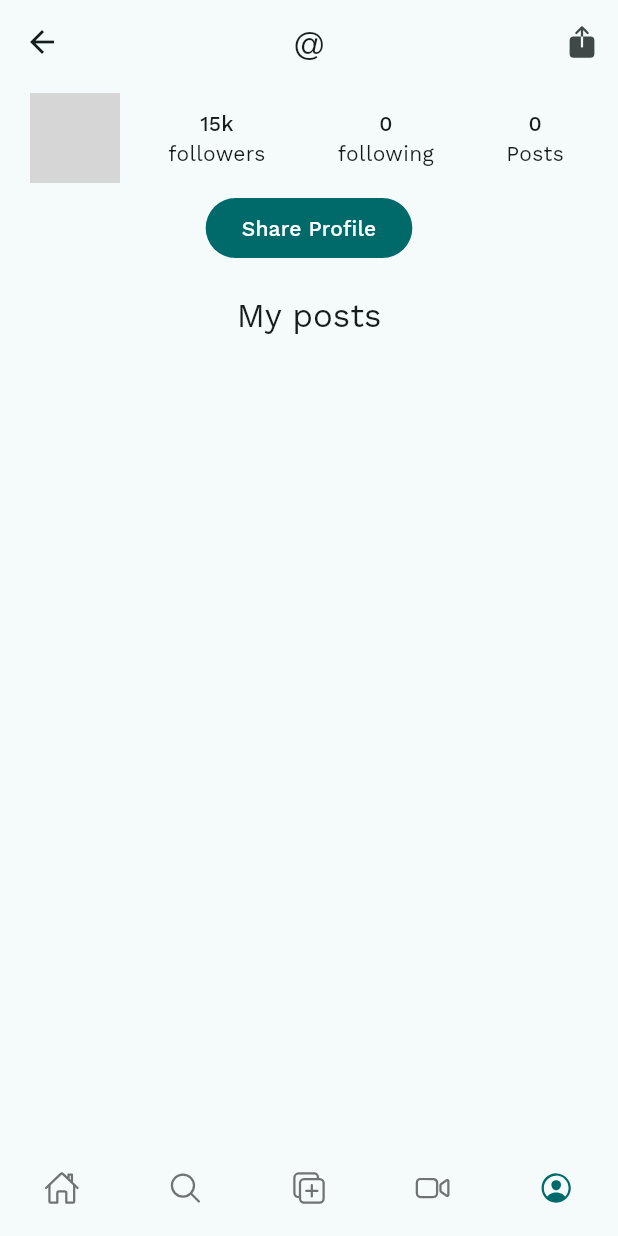
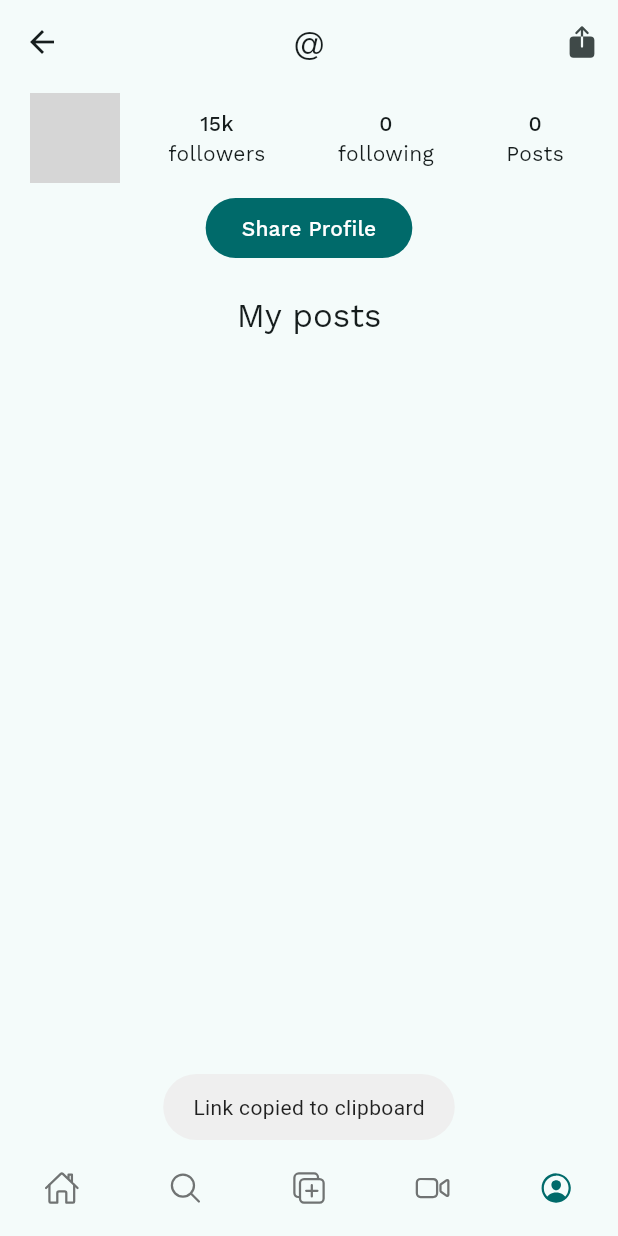
Before and after one commit to IamMuuo/squiba, a Flutter app: the LayoutScreen screen opened directly, item 5 of the bottom bar chosen, after a tap on "Share Profile", on a phone screen of 412 x 824 dp. Run offline on Flutter 3.47's test engine with Material 3 defaults, Android fonts, the phone set to English and light mode, and no system bars; drawn by our look-alikes of cached_network_image; our stand-ins replace dartz, fluttertoast, google_fonts, image_picker, ionicons, lottie and 4 more; missing offline and left inert: crop_image; accounts and stored records are empty; network calls fail; grey boxes are pictures that could not be loaded.

```diff
--- a/lib/models/services/post_service.dart
+++ b/lib/models/services/post_service.dart
@@ -19,6 +19,22 @@ class PostServixe with ApiService {
         pp.add(Post.fromJson(story));
       }
       return Right(pp);
+    } catch (e) {
+      return Left(Exception(e.toString()));
+    }
+  }
+
+  Future<Either<Exception, List<Post>>> fetchFeaturedPosts() async {
+    try {
+      final response =
+          await get(Uri.parse("${ApiService.urlPrefix}/posts/featured"));
+
+      if (response.statusCode != 200) {
+        return left(Exception(response.body));
+      }
+      List<Map<String, dynamic>> posts =
+          jsonDecode(response.body).cast<Map<String, dynamic>>();
+      return right(posts.map((e) => Post.fromJson(e)).toList());
     } catch (e) {
       return Left(Exception(e.toString()));
     }
--- a/lib/models/services/service.dart
+++ b/lib/models/services/service.dart
@@ -4,4 +4,5 @@ mixin ApiService {
   };
 
   static const String urlPrefix = "http://squiba.erick.serv00.net";
+  // static const String urlPrefix = "http://localhost:8000";
 }
--- a/lib/models/services/user_service.dart
+++ b/lib/models/services/user_service.dart
@@ -22,6 +22,21 @@ class UserService with ApiService {
           "Host resolution error please check your internet connection and try again",
         ),
       );
+    }
+  }
+
+  Future<Either<Exception, List<User>>> fetchFeaturedUser() async {
+    try {
+      final response =
+          await get(Uri.parse("${ApiService.urlPrefix}/users/featured"));
+      if (response.statusCode == 200) {
+        final List<Map<String, dynamic>> data =
+            json.decode(response.body).cast<Map<String, dynamic>>();
+        return right(data.map((e) => User.fromJson(e)).toList());
+      }
+      return left(Exception("Failed to fetch featured users"));
+    } catch (e) {
+      return left(Exception(e));
     }
   }
 
--- a/lib/providers/posts_provider.dart
+++ b/lib/providers/posts_provider.dart
@@ -27,6 +27,20 @@ class PostProvider extends ChangeNotifier {
       },
       (r) {
         currentUserPostCount = r.length;
+        return r;
+      },
+    );
+  }
+
+  Future<List<Post>> fetchFeaturedPosts() async {
+    final response = await _postService.fetchFeaturedPosts();
+    return response.fold(
+      (l) {
+        print(l.toString());
+        Fluttertoast.showToast(msg: l.toString());
+        return List.empty();
+      },
+      (r) {
         return r;
       },
     );
--- a/lib/providers/user_provider.dart
+++ b/lib/providers/user_provider.dart
@@ -26,6 +26,18 @@ class UserProvider extends ChangeNotifier {
 
   Future<bool> logout() async {
     return await UserPersistence().logout();
+  }
+
+  Future<List<User>> fetchFeaturedUsers() async {
+    final result = await _userService.fetchFeaturedUser();
+
+    return result.fold(
+      (l) {
+        Fluttertoast.showToast(msg: l.toString());
+        return List.empty();
+      },
+      (r) => r,
+    );
   }
 
   Future<bool> login(String email, String password) async {
--- /dev/null
+++ b/lib/screens/discover_page.dart
@@ -0,0 +1,115 @@
+import 'package:squiba/barrel/barrel.dart';
+import 'package:squiba/providers/posts_provider.dart';
+import 'package:squiba/widgets/post_widget.dart';
+import 'package:squiba/widgets/skeletons/story_widget_skeleton.dart';
+
+class DiscoverPage extends StatelessWidget {
+  const DiscoverPage({super.key});
+
+  @override
+  Widget build(BuildContext context) {
+    final searchController = TextEditingController();
+    final postProvider = Provider.of<PostProvider>(context);
+    final userProvider = Provider.of<UserProvider>(context);
+
+    return CustomScrollView(
+      slivers: [
+        SliverAppBar(
+          actions: [
+            IconButton(
+              onPressed: () {},
+              icon: const Icon(Ionicons.search),
+            ),
+          ],
+          title: TextField(
+            controller: searchController,
+            decoration: const InputDecoration(
+              hintText: "Search for someone",
+            ),
+          ),
+        ),
+        SliverToBoxAdapter(
+          child: Padding(
+            padding: const EdgeInsets.all(16),
+            child: Text(
+              "Featured Users",
+              style: Theme.of(context).textTheme.titleLarge,
+              textAlign: TextAlign.center,
+            ),
+          ),
+        ),
+        SliverToBoxAdapter(
+          child: SizedBox(
+            height: 120,
+            width: MediaQuery.of(context).size.width,
+            child: FutureBuilder(
+              future: userProvider.fetchFeaturedUsers(),
+              builder: (context, snapshot) {
+                if (snapshot.connectionState != ConnectionState.done) {
+                  return ListView.builder(
+                    scrollDirection: Axis.horizontal,
+                    itemBuilder: (context, index) =>
+                        const StoryWidgetSkeleton(),
+                    itemCount: 5,
+                  );
+                }
+                return ListView.builder(
+                  scrollDirection: Axis.horizontal,
+                  itemCount: snapshot.data!.length,
+                  itemBuilder: (context, index) => Column(
+                    children: [
+                      CircleAvatar(
+                        radius: 40,
+                        child: ClipRRect(
+                          borderRadius: BorderRadius.circular(50),
+                          child: CachedNetworkImage(
+                              imageUrl: snapshot.data![index].profilePhoto ??
+                                  "https://i.pinimg.com/564x/20/05/e2/2005e27a39fa5f6d97b2e0a95233b2be.jpg"),
+                        ),
+                      ),
+                      Text(snapshot.data![index].username)
+                    ],
+                  ),
+                );
+              },
+            ),
+          ),
+        ),
+        SliverToBoxAdapter(
+          child: Padding(
+            padding: const EdgeInsets.all(16),
+            child: Text(
+              "Featured Posts",
+              style: Theme.of(context).textTheme.titleLarge,
+              textAlign: TextAlign.center,
+            ),
+          ),
+        ),
+        SliverFillRemaining(
+          hasScrollBody: true,
+          child: FutureBuilder(
+            future: postProvider.fetchFeaturedPosts(),
+            builder: (context, snapshot) {
+              if (snapshot.connectionState != ConnectionState.done) {
+                return Column(
+                  children: [
+                    Lottie.asset(
+                      "assets/lottie/loading.json",
+                      height: 80,
+                    ),
+                    const Text("Fetching featured posts")
+                  ],
+                );
+              }
+              return ListView.builder(
+                itemCount: snapshot.data!.length,
+                itemBuilder: (context, index) =>
+                    PostWidget(post: snapshot.data![index]),
+              );
+            },
+          ),
+        )
+      ],
+    );
+  }
+}
--- a/lib/screens/home_screen.dart
+++ b/lib/screens/home_screen.dart
@@ -35,9 +35,7 @@ class HomeScreen extends StatelessWidget {
               ),
               actions: [
                 IconButton(
-                  onPressed: () {
-                    print(userProvider.user.id);
-                  },
+                  onPressed: () {},
                   icon: const Icon(Ionicons.heart_outline),
                 ),
                 IconButton(
--- a/lib/screens/layout_screen.dart
+++ b/lib/screens/layout_screen.dart
@@ -1,4 +1,5 @@
 import 'package:squiba/barrel/barrel.dart';
+import 'package:squiba/screens/discover_page.dart';
 import 'package:squiba/screens/gallery_page.dart';
 import 'package:squiba/screens/reels_page.dart';
 
@@ -14,9 +15,7 @@ class _LayoutScreenState extends State<LayoutScreen> {
 
   final List<Widget> pages = const [
     HomeScreen(),
-    Center(
-      child: Text("Discover"),
-    ),
+    DiscoverPage(),
     GalleryScreen(),
     ReelsPage(),
     ProfilePage(),
--- a/lib/screens/profile_page.dart
+++ b/lib/screens/profile_page.dart
@@ -58,7 +58,12 @@ class ProfilePage extends StatelessWidget {
                 ],
               ),
               FilledButton(
-                  onPressed: () {}, child: const Text("Share Profile")),
+                  onPressed: () {
+                    Fluttertoast.showToast(
+                      msg: "Link copied to clipboard",
+                    );
+                  },
+                  child: const Text("Share Profile")),
               const SizedBox(
                 height: 20,
               ),
--- a/lib/screens/reels_page.dart
+++ b/lib/screens/reels_page.dart
@@ -1,8 +1,12 @@
+import 'package:flutter/material.dart';
 import 'package:squiba/barrel/barrel.dart';
 import 'package:video_player/video_player.dart';
 import 'dart:io';
 
 final x = [
+  "https://video.blender.org/download/videos/ac71efff-5e26-440b-8c38-dd1f5b598e02-1080.mp4",
+  "https://video.blender.org/download/videos/ee623d80-fd8d-4a2a-8aae-1f5acf796f27-1080.mp4",
+  "https://video.blender.org/download/videos/23f3ef79-15dc-44c5-aa45-cf92e78a4509-1080.mp4",
   "http://commondatastorage.googleapis.com/gtv-videos-bucket/sample/BigBuckBunny.mp4",
   "http://commondatastorage.googleapis.com/gtv-videos-bucket/sample/ElephantsDream.mp4",
 ];
@@ -15,14 +19,110 @@ class ReelsPage extends StatefulWidget {
 }
 
 class _ReelsPageState extends State<ReelsPage> {
+  late VideoPlayerController _videoPlayerController;
+  bool _isPlaying = false;
+  @override
+  void initState() {
+    super.initState();
+    _videoPlayerController = VideoPlayerController.networkUrl(Uri.parse(x[0]))
+      ..initialize().then(
+        (value) => setState(
+          () {
+            _isPlaying = false;
+            _videoPlayerController.pause();
+          },
+        ),
+      );
+  }
+
+  @override
+  void dispose() {
+    _videoPlayerController.dispose();
+    super.dispose();
+  }
+
   @override
   Widget build(BuildContext context) {
     return Scaffold(
+      backgroundColor: Colors.black,
       body: Platform.isAndroid
-          ? PageView.builder(
-              itemBuilder: (context, index) => Container(
-                child: _buildVideoPlayer(
-                  x[index],
+          ? Focus(
+            onFocusChange: (value){
+              if(!value){
+                _videoPlayerController.pause();
+              }
+            },
+              child: PageView.builder(
+                scrollDirection: Axis.vertical,
+                itemCount: x.length,
+                onPageChanged: (value) {
+                  _videoPlayerController.pause();
+                  _videoPlayerController =
+                      VideoPlayerController.networkUrl(Uri.parse(x[value]))
+                        ..initialize().then(
+                          (value) => setState(
+                            () {
+                              _videoPlayerController.play();
+                            },
+                          ),
+                        );
+                },
+                itemBuilder: (context, index) => GestureDetector(
+                  onTap: () {
+                    if (_isPlaying) {
+                      _videoPlayerController.pause();
+                      _isPlaying = false;
+                    } else {
+                      _videoPlayerController.play();
+                      _isPlaying = true;
+                    }
+                  },
+                  child: Stack(
+                    children: [
+                      Center(
+                        child: AspectRatio(
+                          aspectRatio: _videoPlayerController.value.aspectRatio,
+                          child: VideoPlayer(_videoPlayerController),
+                        ),
+                      ),
+                      Positioned(
+                        bottom: 10,
+                        right: 10,
+                        child: SizedBox(
+                          height: 200,
+                          child: Column(children: [
+                            IconButton(
+                              icon: const Icon(
+                                Ionicons.heart,
+                                color: Colors.white,
+                              ),
+                              onPressed: () {
+                                setState(() {});
+                              },
+                            ),
+                            IconButton(
+                              icon: const Icon(
+                                Ionicons.musical_note,
+                                color: Colors.white,
+                              ),
+                              onPressed: () {
+                                setState(() {});
+                              },
+                            ),
+                            IconButton(
+                              icon: const Icon(
+                                Ionicons.logo_tux,
+                                color: Colors.white,
+                              ),
+                              onPressed: () {
+                                setState(() {});
+                              },
+                            ),
+                          ]),
+                        ),
+                      )
+                    ],
+                  ),
                 ),
               ),
             )
@@ -31,18 +131,4 @@ class _ReelsPageState extends State<ReelsPage> {
             ),
     );
   }
-
-  Widget _buildVideoPlayer(String url) {
-    final VideoPlayerController controller =
-        VideoPlayerController.networkUrl(Uri.parse(url))
-          ..initialize().then((_) {
-            // Ensure the first frame is shown after the video is initialized.
-            setState(() {});
-          });
-
-    return SizedBox(
-      height: MediaQuery.of(context).size.width,
-      child: VideoPlayer(controller),
-    );
-  }
 }
```
Also changed, not shown: 1 other file.
